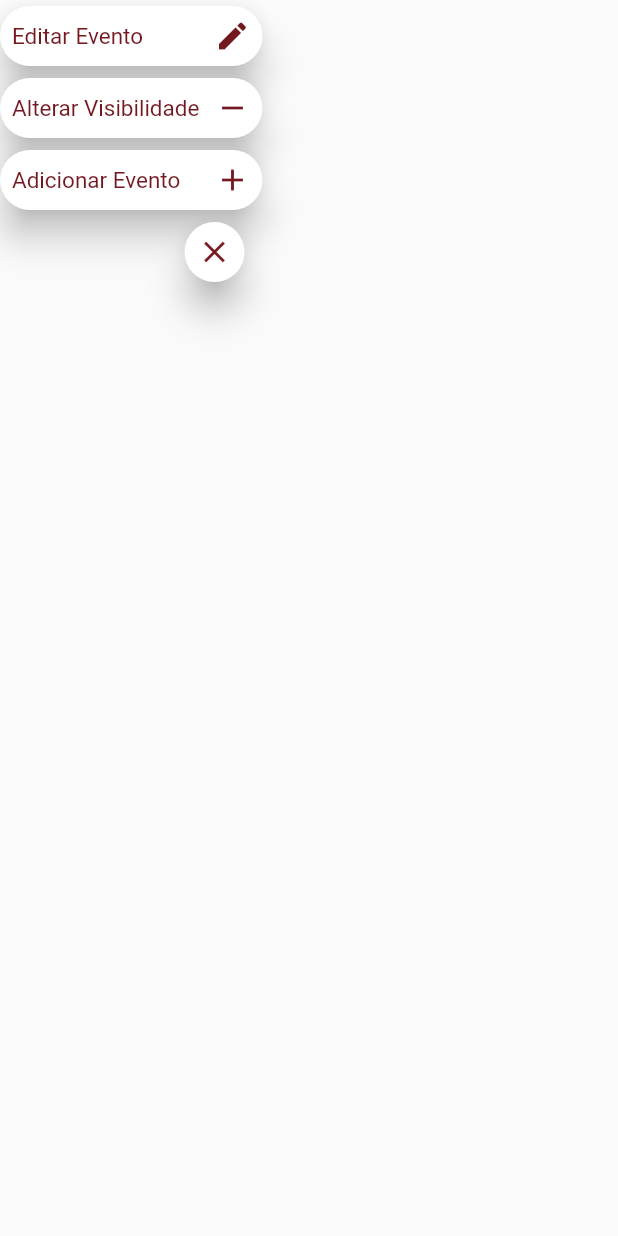
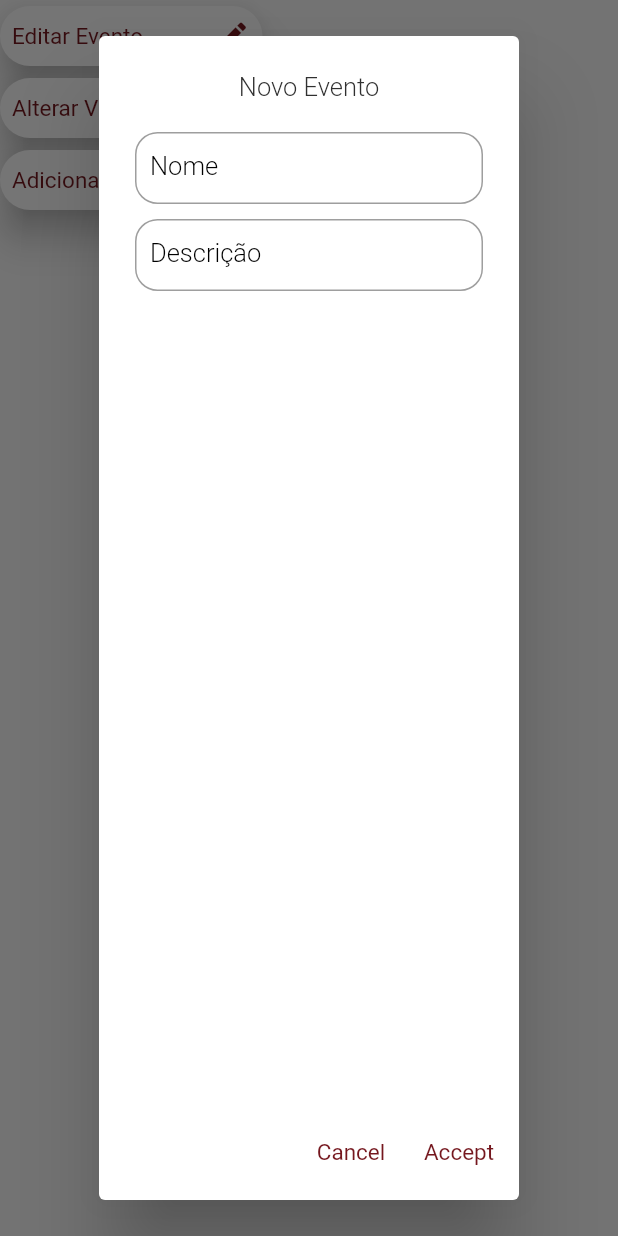
Before and after one commit to isabel-amaral/feup-esof-AcademicPlanner, a Flutter app: the EditWidget widget shown alone on an empty page, opened directly, after a tap on the "edit" icon, after a tap on "Editar Evento", on a phone screen of 412 x 824 dp. Run offline on Flutter 3.47's test engine with Material 2 defaults, Android fonts, the phone set to English and light mode, and no system bars; our stand-ins replace connectivity, email_validator, flutter_cache_manager, flutter_markdown, flutter_redux, flutter_svg and 11 more; missing offline and left inert: add_2_calendar, encrypt, query_params; accounts and stored records are empty; network calls fail.

Commit message:
AlertDialog with two text entries

```diff
--- a/src/lib/view/Widgets/schedule_edit_widgets.dart
+++ b/src/lib/view/Widgets/schedule_edit_widgets.dart
@@ -1,4 +1,6 @@
 import 'package:flutter/material.dart';
+import 'package:material_design_icons_flutter/material_design_icons_flutter.dart';
+import 'package:uni/view/Widgets/schedule_add_display.dart';
 
 const Color _darkRed = Color.fromARGB(255, 0x75, 0x17, 0x1e);
 
@@ -80,7 +82,53 @@ class _EditWidgetState extends State<EditWidget> {
             padding: EdgeInsets.all(8.0),
             primary: Theme.of(context).primaryColor,
             elevation: 10),
-        onPressed: () {},
+        onPressed: () {
+          showDialog(context: context, builder: (BuildContext context){
+            return AlertDialog(
+              title: Text('Novo Evento',textAlign: TextAlign.center,),
+              content: Form(child: Column(
+                children: [
+                  TextFormField(
+                    cursorColor: _darkRed,
+                    decoration: InputDecoration(
+                      contentPadding: EdgeInsets.all(10),
+                      border: OutlineInputBorder(
+                        borderRadius: BorderRadius.circular(15),
+                        borderSide: BorderSide(color:Colors.grey)
+                      ),
+                      focusedBorder: OutlineInputBorder(
+                        borderRadius: BorderRadius.circular(15),
+                        borderSide: BorderSide(color:_darkRed)
+                      ),
+                      hintText: 'ex. Jantar de Curso',
+                      labelText: 'Nome',
+                      labelStyle: TextStyle(color: Colors.black)
+                  )),
+                  Padding(padding: EdgeInsets.all(5),),
+                  TextFormField(
+                      cursorColor: _darkRed,
+                      decoration: InputDecoration(
+                          contentPadding: EdgeInsets.all(10),
+                          border: OutlineInputBorder(
+                              borderRadius: BorderRadius.circular(15),
+                              borderSide: BorderSide(color:Colors.grey)
+                          ),
+                          focusedBorder: OutlineInputBorder(
+                              borderRadius: BorderRadius.circular(15),
+                              borderSide: BorderSide(color:_darkRed)
+                          ),
+                          hintText: 'ex. Dress code: formal',
+                          labelText: 'Descrição',
+                          labelStyle: TextStyle(color: Colors.black)
+                      )),
+                ],
+              )),
+              actions: [
+                TextButton(onPressed: (){}, child: Text('Cancel')),
+                TextButton(onPressed: (){}, child: Text('Accept'))]
+            );
+          });
+        },
       ),
     );
   }
```
Also changed, not shown: src/lib/view/Widgets/schedule_add_display.dart (added, +83 -0 lines).
